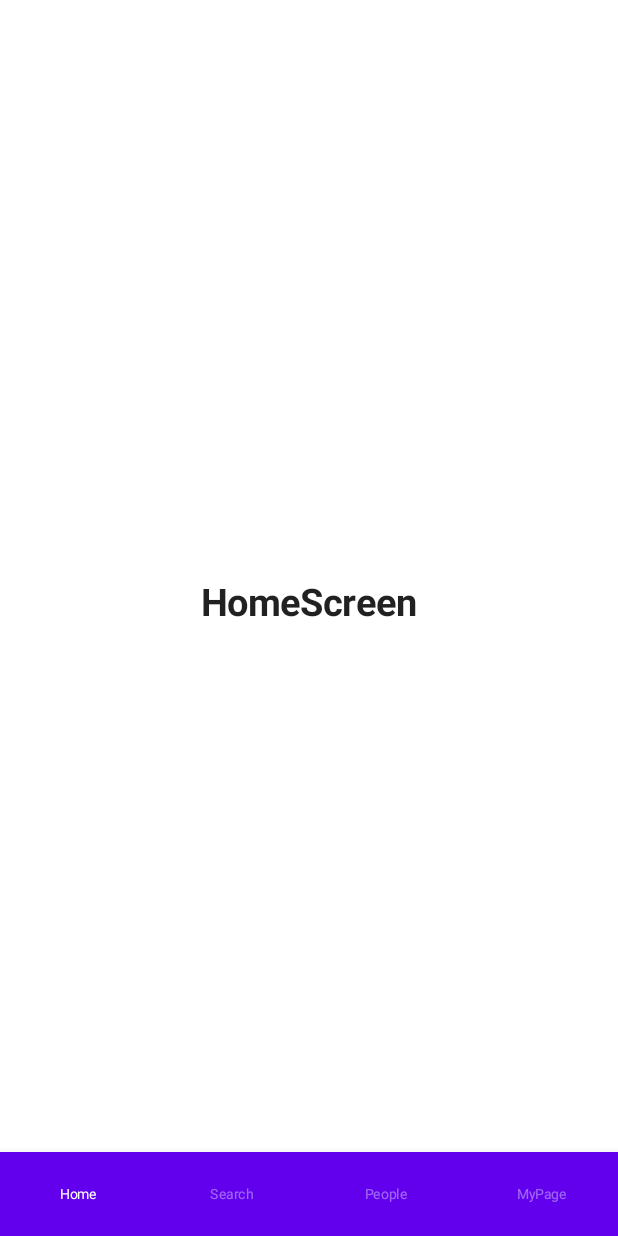
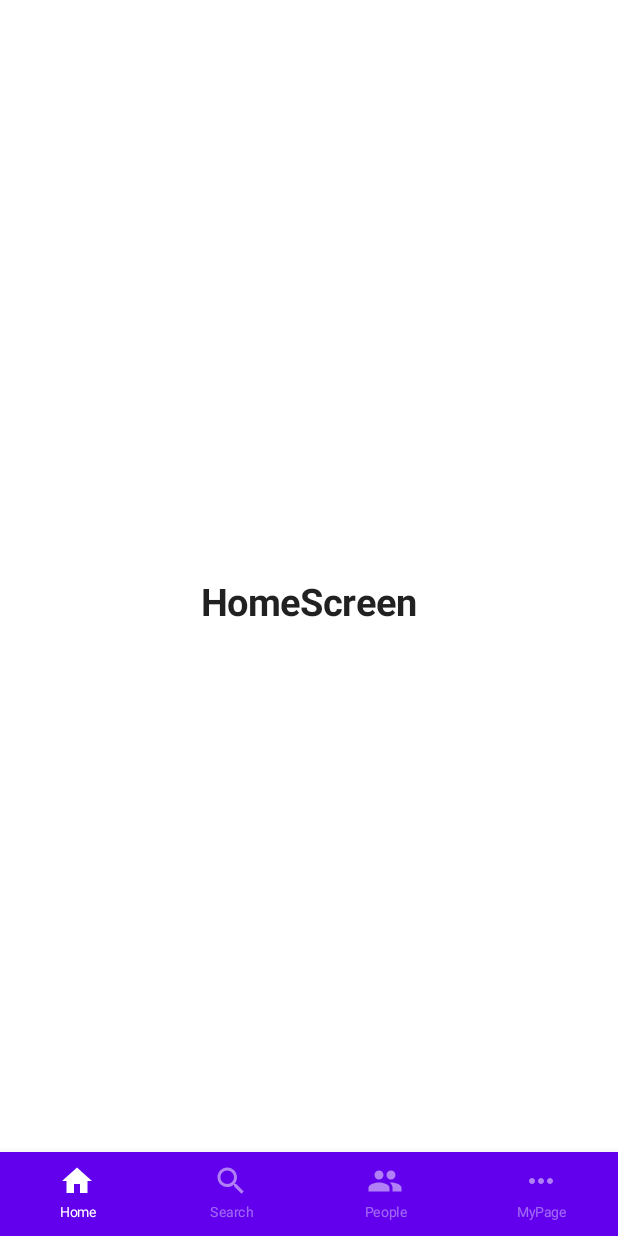
Before and after one commit to beomjo/movie-database, an Android app built with Jetpack Compose: the screen it shows after launch (MainActivity), on a phone screen of 412 x 824 dp. Run offline under Robolectric (Android 15) with nearby library versions, the phone set to English and light mode, and no system bars; our stand-ins replace Dagger/Hilt's generated code.

Commit message:
feat: Add bottomTab icon

```diff
--- a/app/src/main/java/io/beomjo/moviedb/ui/component/BottomNavigation.kt
+++ b/app/src/main/java/io/beomjo/moviedb/ui/component/BottomNavigation.kt
@@ -1,11 +1,13 @@
 package io.beomjo.moviedb.ui.component
 
+import androidx.compose.foundation.Image
 import androidx.compose.material.BottomNavigation
 import androidx.compose.material.BottomNavigationItem
 import androidx.compose.material.Text
 import androidx.compose.runtime.Composable
 import androidx.compose.runtime.getValue
 import androidx.compose.ui.graphics.Color
+import androidx.compose.ui.res.painterResource
 import androidx.compose.ui.unit.sp
 import androidx.navigation.NavController
 import androidx.navigation.compose.currentBackStackEntryAsState
@@ -22,24 +24,24 @@ fun BottomNavigation(
     val tabs = Tab.values().toList()
     BottomNavigation {
         tabs.forEach { tab ->
+            val isSelected = currentRoute.contains(tab.path)
             BottomNavigationItem(
                 icon = {
-//                    Image(R
-//                        painterResource(tab.icon),
-//                        contentDescription = "",
-//                    )
+                    Image(
+                        painterResource(tab.iconRes),
+                        alpha = if (isSelected) 1f else 0.5f,
+                        contentDescription = "",
+                    )
                 },
                 label = { Text(text = tab.name, fontSize = 9.sp) },
                 selectedContentColor = Color.White,
                 unselectedContentColor = Color.White.copy(0.4f),
                 alwaysShowLabel = true,
-                selected = currentRoute.contains(tab.path),
+                selected = isSelected,
                 onClick = {
                     navController.navigate(tab.path) {
                         launchSingleTop = true
                         restoreState = true
-                        // Pop up backstack to the first destination and save state. This makes going back
-                        // to the start destination when pressing back in any other bottom tab.
                         val startDestination = findStartDestination(navController.graph)
                         popUpTo(startDestination.id) {
                             saveState = true
--- a/navigation/src/main/java/io/beomjo/moviedb/navigation/Tab.kt
+++ b/navigation/src/main/java/io/beomjo/moviedb/navigation/Tab.kt
@@ -1,8 +1,13 @@
 package io.beomjo.moviedb.navigation
 
-enum class Tab(val path: String) {
-    Home("home"),
-    Search("search"),
-    People("people"),
-    MyPage("mypage");
+import androidx.annotation.DrawableRes
+
+enum class Tab(
+    val path: String,
+    @DrawableRes val iconRes: Int,
+) {
+    Home("home", R.drawable.ic_home),
+    Search("search", R.drawable.ic_search),
+    People("people", R.drawable.ic_people),
+    MyPage("mypage", R.drawable.ic_more);
 }
--- /dev/null
+++ b/navigation/src/main/res/drawable/ic_home.xml
@@ -0,0 +1,9 @@
+<vector xmlns:android="http://schemas.android.com/apk/res/android"
+    android:width="24dp"
+    android:height="24dp"
+    android:viewportWidth="24"
+    android:viewportHeight="24">
+  <path
+      android:fillColor="@android:color/white"
+      android:pathData="M10,20v-6h4v6h5v-8h3L12,3 2,12h3v8z"/>
+</vector>
--- /dev/null
+++ b/navigation/src/main/res/drawable/ic_more.xml
@@ -0,0 +1,9 @@
+<vector xmlns:android="http://schemas.android.com/apk/res/android"
+    android:width="24dp"
+    android:height="24dp"
+    android:viewportWidth="24"
+    android:viewportHeight="24">
+  <path
+      android:fillColor="@android:color/white"
+      android:pathData="M6,10c-1.1,0 -2,0.9 -2,2s0.9,2 2,2 2,-0.9 2,-2 -0.9,-2 -2,-2zM18,10c-1.1,0 -2,0.9 -2,2s0.9,2 2,2 2,-0.9 2,-2 -0.9,-2 -2,-2zM12,10c-1.1,0 -2,0.9 -2,2s0.9,2 2,2 2,-0.9 2,-2 -0.9,-2 -2,-2z"/>
+</vector>
--- /dev/null
+++ b/navigation/src/main/res/drawable/ic_people.xml
@@ -0,0 +1,9 @@
+<vector xmlns:android="http://schemas.android.com/apk/res/android"
+    android:width="24dp"
+    android:height="24dp"
+    android:viewportWidth="24"
+    android:viewportHeight="24">
+  <path
+      android:fillColor="@android:color/white"
+      android:pathData="M16,11c1.66,0 2.99,-1.34 2.99,-3S17.66,5 16,5c-1.66,0 -3,1.34 -3,3s1.34,3 3,3zM8,11c1.66,0 2.99,-1.34 2.99,-3S9.66,5 8,5C6.34,5 5,6.34 5,8s1.34,3 3,3zM8,13c-2.33,0 -7,1.17 -7,3.5L1,19h14v-2.5c0,-2.33 -4.67,-3.5 -7,-3.5zM16,13c-0.29,0 -0.62,0.02 -0.97,0.05 1.16,0.84 1.97,1.97 1.97,3.45L17,19h6v-2.5c0,-2.33 -4.67,-3.5 -7,-3.5z"/>
+</vector>
--- /dev/null
+++ b/navigation/src/main/res/drawable/ic_search.xml
@@ -0,0 +1,9 @@
+<vector xmlns:android="http://schemas.android.com/apk/res/android"
+    android:width="24dp"
+    android:height="24dp"
+    android:viewportWidth="24"
+    android:viewportHeight="24">
+  <path
+      android:fillColor="@android:color/white"
+      android:pathData="M15.5,14h-0.79l-0.28,-0.27C15.41,12.59 16,11.11 16,9.5 16,5.91 13.09,3 9.5,3S3,5.91 3,9.5 5.91,16 9.5,16c1.61,0 3.09,-0.59 4.23,-1.57l0.27,0.28v0.79l5,4.99L20.49,19l-4.99,-5zM9.5,14C7.01,14 5,11.99 5,9.5S7.01,5 9.5,5 14,7.01 14,9.5 11.99,14 9.5,14z"/>
+</vector>
```
